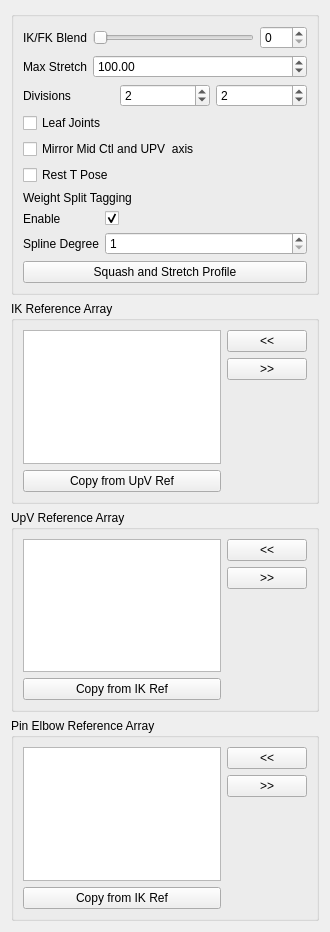
Old version of the form shifter/components/y_leg_01/settingsUI.ui in the repository SteveDunn720/y-rig.
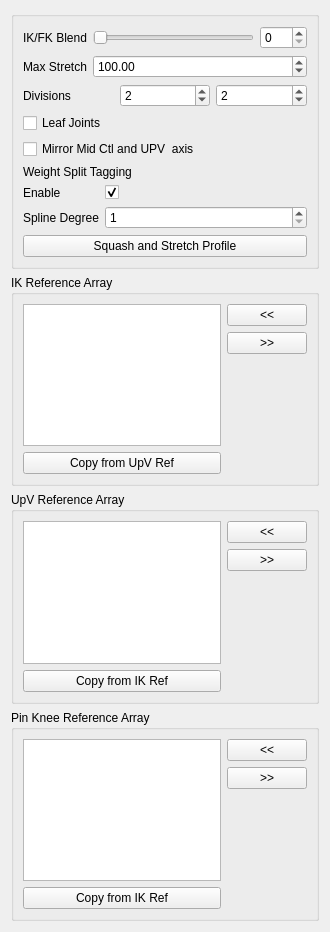
New version of the form.

Commit message: y_leg UI updates

```diff
--- a/shifter/components/y_leg_01/settingsUI.ui
+++ b/shifter/components/y_leg_01/settingsUI.ui
@@ -149,22 +149,6 @@
           </property>
          </widget>
         </item>
-        <item>
-         <widget class="QCheckBox" name="TPoseRest_checkBox">
-          <property name="toolTip">
-           <string extracomment="This option set the axis of the mid CTL (elbow) and the up vector control to move in a mirror behaviour ">&lt;html&gt;&lt;head/&gt;&lt;body&gt;&lt;p&gt;If checked, the Rest pose for controls will be in T Pose&lt;/p&gt;&lt;/body&gt;&lt;/html&gt;</string>
-          </property>
-          <property name="statusTip">
-           <string extracomment="This option set the axis of the mid CTL (elbow) and the up vector control to move in a mirror behaviour ">This option set the axis of the mid CTL (elbow) and the up vector control to move in a mirror behaviour </string>
-          </property>
-          <property name="whatsThis">
-           <string>This option set the axis of the mid CTL (elbow) and the up vector control to move in a mirror behaviour </string>
-          </property>
-          <property name="text">
-           <string>Rest T Pose</string>
-          </property>
-         </widget>
-        </item>
         <item>
          <layout class="QFormLayout" name="weight_split_formLayout">
           <item row="1" column="0">
@@ -401,7 +385,7 @@
    <item row="3" column="0">
     <widget class="QGroupBox" name="pinRefArray_groupBox">
      <property name="title">
-      <string>Pin Elbow Reference Array</string>
+      <string>Pin Knee Reference Array</string>
      </property>
      <layout class="QGridLayout" name="gridLayout_4">
       <item row="0" column="0">
```
The commit also changes 1 other file.
